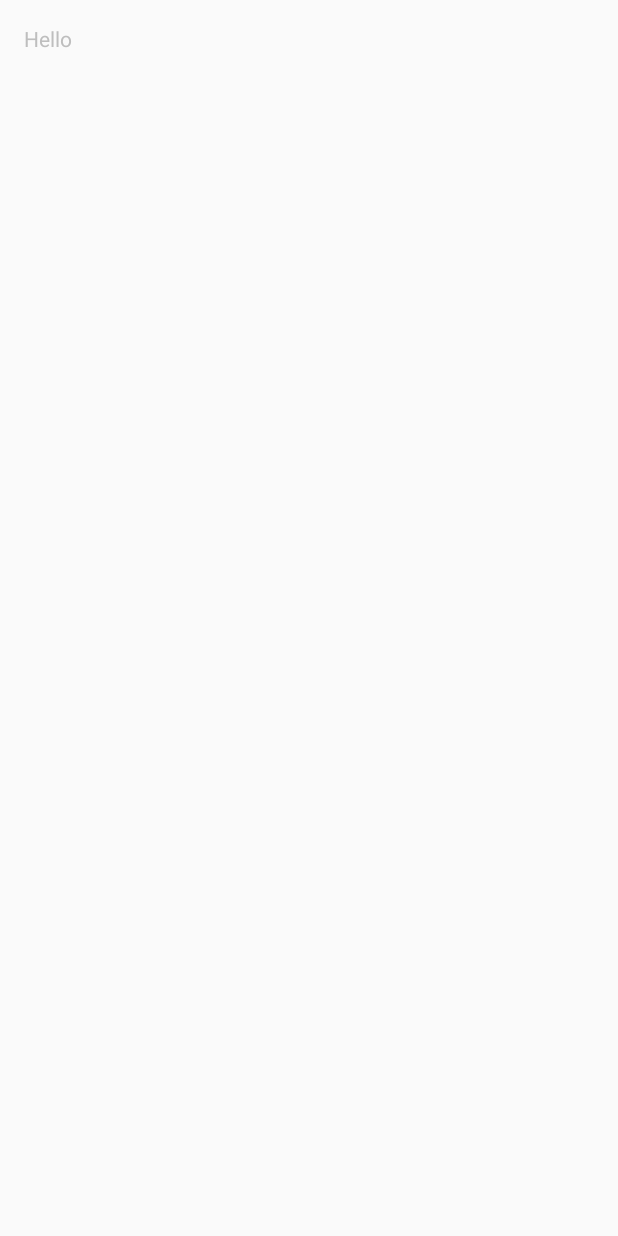
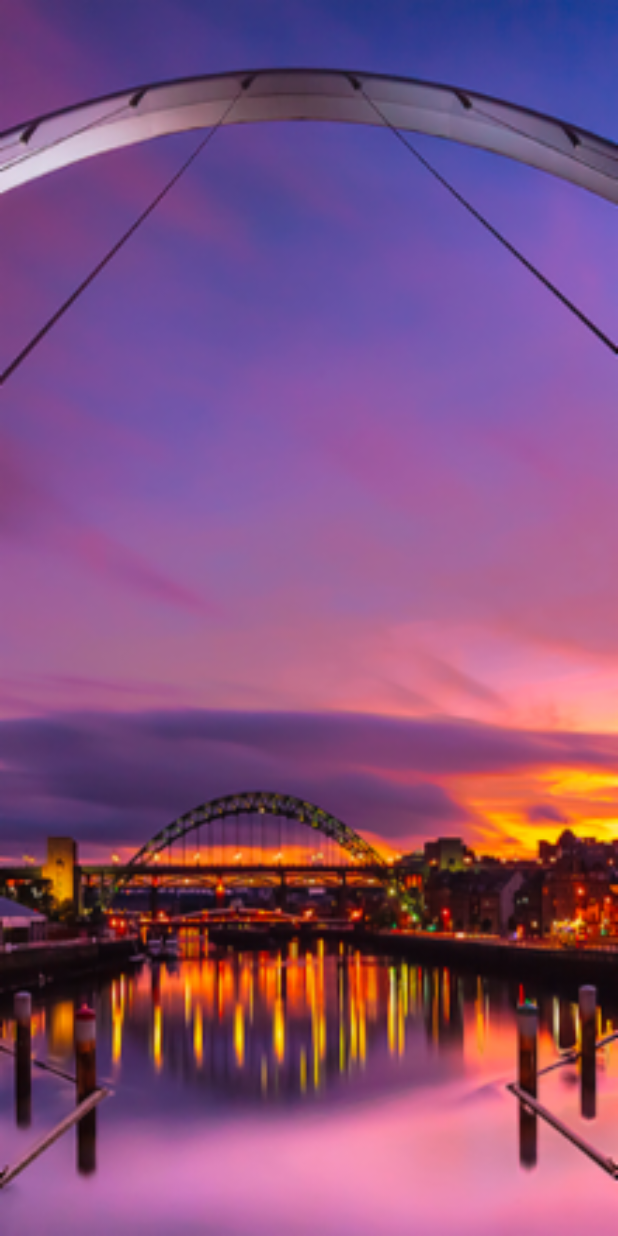
Before and after one commit to l4rd/sage-datathon-millenial, an Android app: the screen it shows after launch (MainActivity), on a phone screen of 412 x 824 dp. Before the commit the screen is almost empty. Run offline under Robolectric (Android 15) with nearby library versions, the phone set to English and light mode, and no system bars.

Commit message:
Added the background for the login screen.

```diff
--- a/app/src/main/res/layout/activity_main.xml
+++ b/app/src/main/res/layout/activity_main.xml
@@ -9,10 +9,7 @@
     android:paddingRight="@dimen/activity_horizontal_margin"
     android:paddingTop="@dimen/activity_vertical_margin"
     tools:context="com.millennial.sageup.MainActivity"
-    android:theme="@android:style/Theme.Black.NoTitleBar">
+    android:theme="@android:style/Theme.Black.NoTitleBar"
+    android:background="@drawable/tyne">
 
-    <TextView
-        android:layout_width="wrap_content"
-        android:layout_height="wrap_content"
-        android:text="Hello" />
 </RelativeLayout>
```
Also changed, not shown: app/src/main/res/drawable-hdpi/tyne.png (added), app/src/main/res/drawable-mdpi/tyne.png (added), app/src/main/res/drawable-xhdpi/tyne.png (added), app/src/main/res/drawable-xxhdpi/tyne.png (added), app/src/main/res/drawable-xxxhdpi/tyne.png (added).
